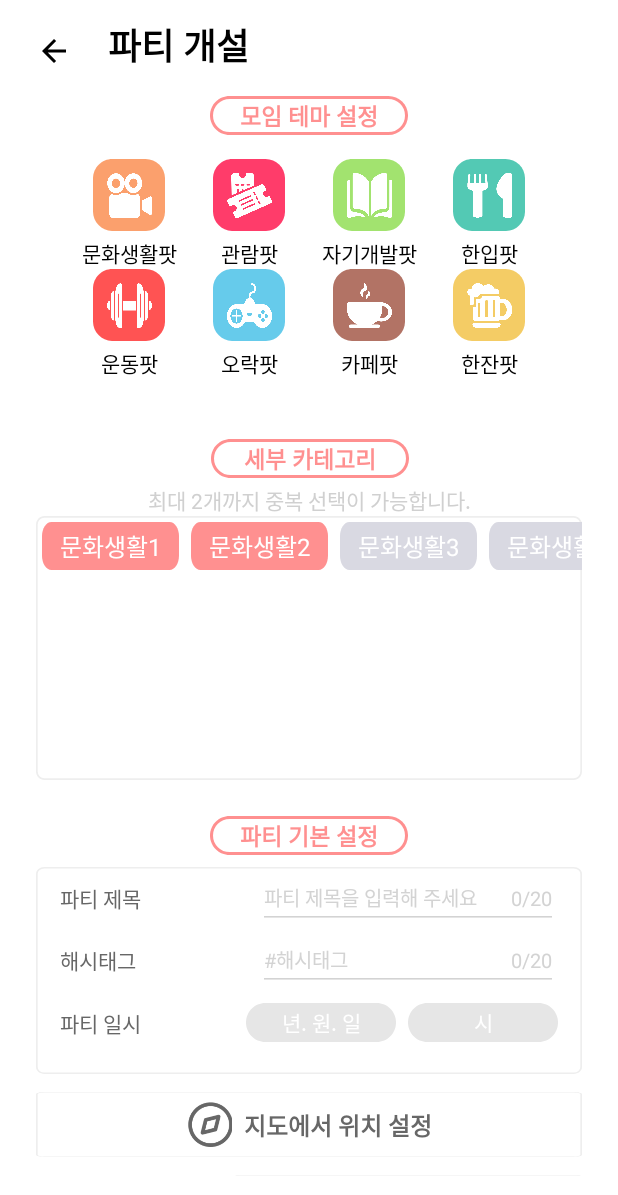
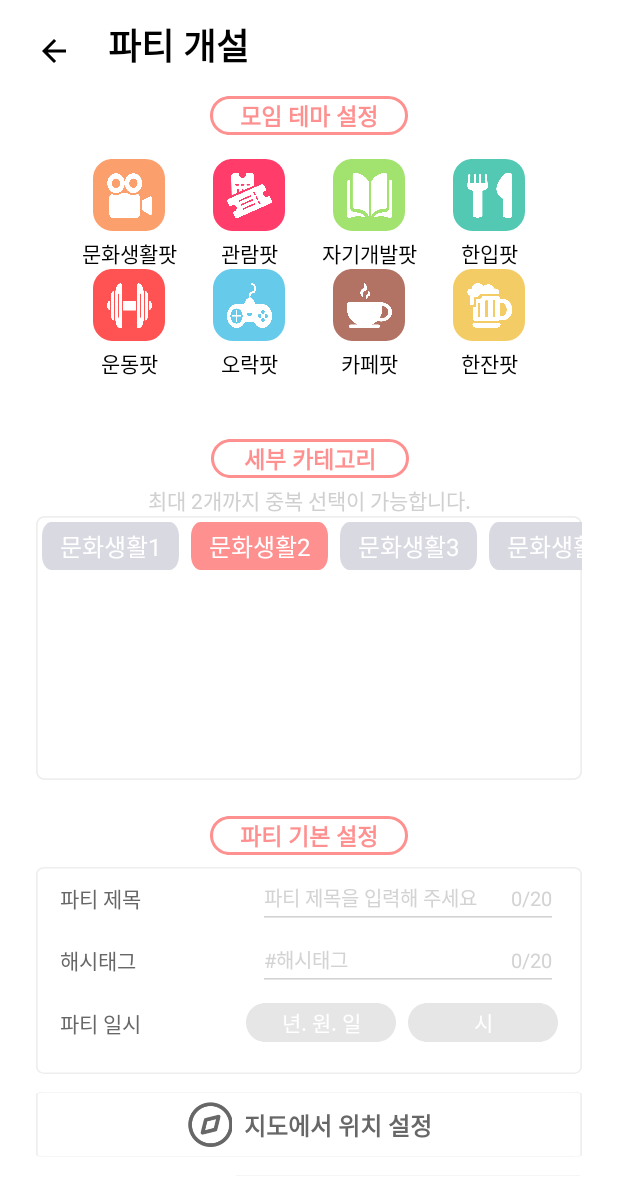
Before and after one commit to knujihyenbae/Appdong_Partying_FE, an Android app: the PartyOpenActivity screen opened directly, with no data from a screen before it, after a tap on "문화생활2", on a phone screen of 412 x 824 dp. Shown: the top 1195 px of the screen. Run offline under Robolectric (Android 15) with nearby library versions, the phone set to English and light mode, and no system bars; 1 other tap on this screen came first.

Commit message:
recyclerview detailcategory color selected but only one

```diff
--- a/app/src/main/java/com/appdong/parting/CategoryItemAdapter.kt
+++ b/app/src/main/java/com/appdong/parting/CategoryItemAdapter.kt
@@ -1,5 +1,6 @@
 package com.appdong.parting
 
+import android.annotation.SuppressLint
 import android.app.LauncherActivity.ListItem
 import android.content.Context
 import android.graphics.Color
@@ -14,6 +15,8 @@ import androidx.recyclerview.widget.RecyclerView
 
 class CategoryItemAdapter(private val categoryItemList: ArrayList<CategoryItem>) :
         RecyclerView.Adapter<CategoryItemAdapter.CategoryItemViewHolder>(){
+    //셀렉트 포지션 변수
+    private var selectedItmePosition: CategoryItem? = null
 
     // (1) 아이템 레이아웃과 결합
     override fun onCreateViewHolder(parent: ViewGroup, viewType: Int): CategoryItemViewHolder {
@@ -27,7 +30,7 @@ class CategoryItemAdapter(private val categoryItemList: ArrayList<CategoryItem>)
     }
 
     // (3) view에 내용 입력
-    override fun onBindViewHolder(holder: CategoryItemViewHolder, position: Int) {
+    override fun onBindViewHolder(holder: CategoryItemViewHolder, @SuppressLint("RecyclerView") position: Int) {
         val categoryItem = categoryItemList[position]
         holder.textView.text = categoryItem.name
 
@@ -38,9 +41,17 @@ class CategoryItemAdapter(private val categoryItemList: ArrayList<CategoryItem>)
         holder.itemView.setOnClickListener{
             itemClickListener.onClick(it, position)
 
+
+            selectedItmePosition = categoryItemList[position]
+            notifyDataSetChanged()
+        }
+        if (selectedItmePosition == categoryItemList[position]){
             holder.itemCategoryConstraintLayout.backgroundTintList = ContextCompat.getColorStateList(context, R.color.partyingColor)
+        }else{
+            holder.itemCategoryConstraintLayout.backgroundTintList = ContextCompat.getColorStateList(context, R.color.detailcategoryunclick)
 
         }
+
 
 
 
--- a/app/src/main/java/com/appdong/parting/PartyItemAdapter.kt
+++ b/app/src/main/java/com/appdong/parting/PartyItemAdapter.kt
@@ -42,6 +42,7 @@ class PartyItemAdapter(private val partyItemList:ArrayList<PartyItem>) :
         // 3-(1) 리스트 내 항목 클릭 시 onClick() 호출
         holder.itemView.setOnClickListener{
             itemClickListener.onClick(it, position)
+
         }
     }
 
--- a/app/src/main/res/values/colors.xml
+++ b/app/src/main/res/values/colors.xml
@@ -18,4 +18,6 @@
     <color name="party_6">#66CBEB</color>
     <color name="party_7">#B27365</color>
     <color name="party_8">#F4CC65</color>
+
+    <color name="detailcategoryunclick">#D9D9E2</color>
 </resources>
```
